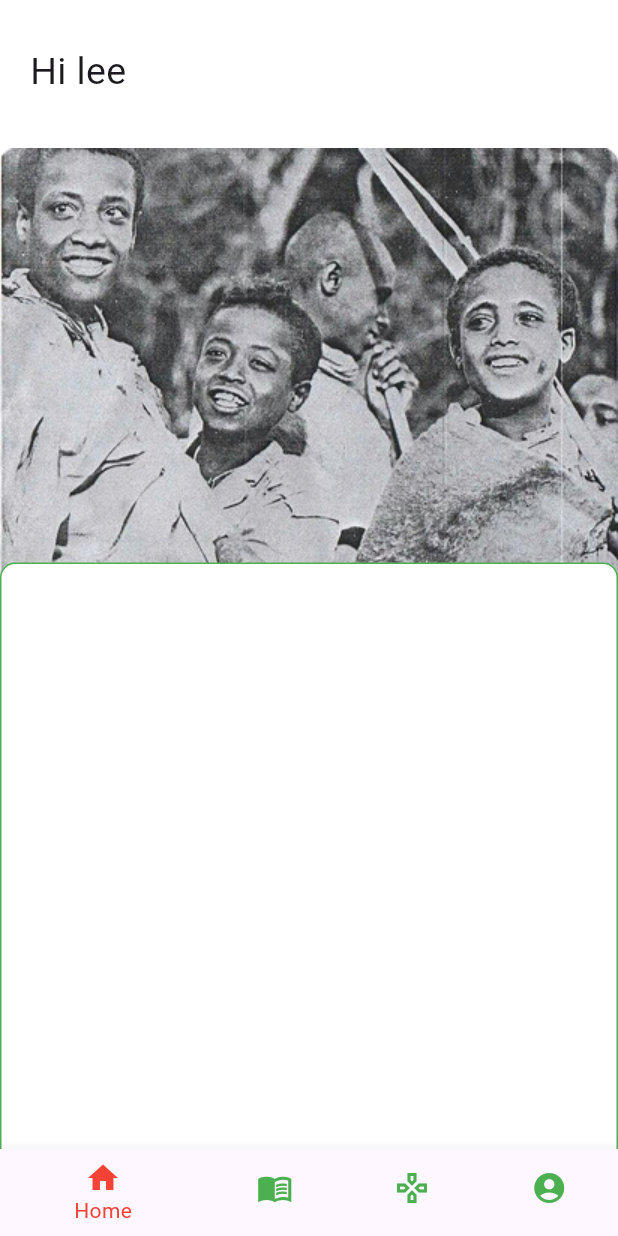
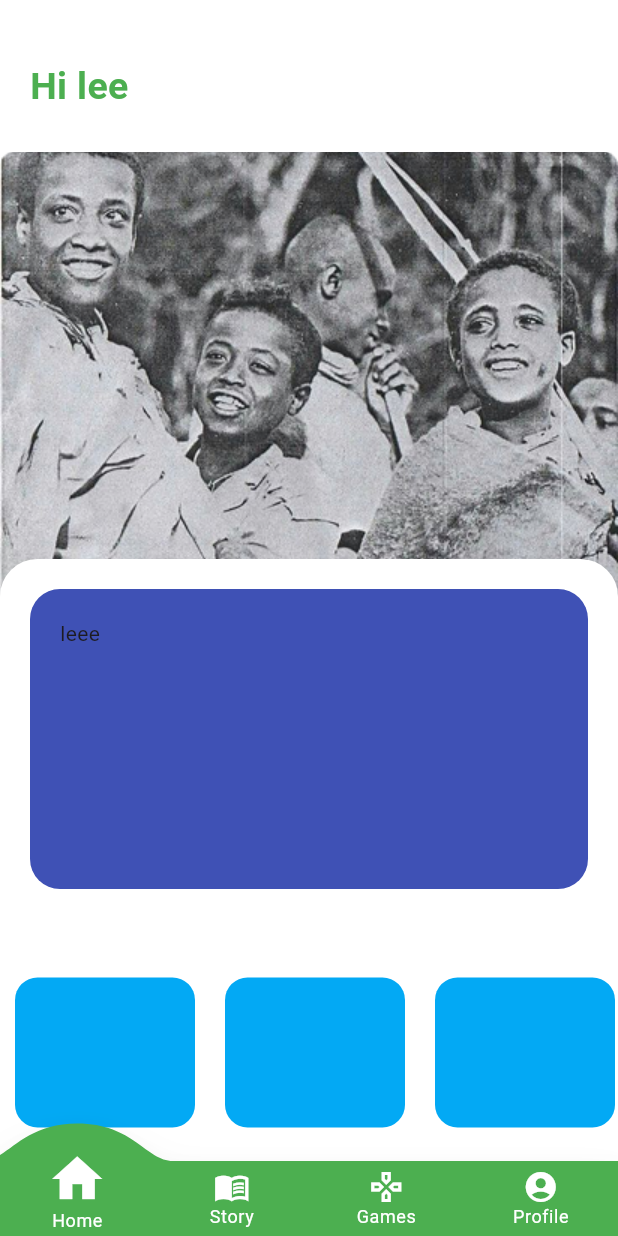
Before and after one commit to nahommb/edutainment-app, a Flutter app: the HomeScreen screen opened by its route, on a phone screen of 412 x 824 dp. Run offline on Flutter 3.47's test engine with Material 3 defaults, Android fonts, the phone set to English and light mode, and no system bars; drawn by our look-alikes of convex_bottom_bar; our stand-ins replace hydrated_bloc.

Commit message:
create main screen widgets

```diff
--- a/lib/presentation/screens/home_screen.dart
+++ b/lib/presentation/screens/home_screen.dart
@@ -1,9 +1,10 @@
 import 'package:edutainment_app/core/theme/colors_data.dart';
+import 'package:flutter/material.dart';
+import 'package:convex_bottom_bar/convex_bottom_bar.dart';
 import 'package:edutainment_app/presentation/screens/game_screen.dart';
 import 'package:edutainment_app/presentation/screens/main_screen.dart';
 import 'package:edutainment_app/presentation/screens/profile_screen.dart';
 import 'package:edutainment_app/presentation/screens/story_screen.dart';
-import 'package:flutter/material.dart';
 
 class HomeScreen extends StatefulWidget {
   const HomeScreen({super.key});
@@ -15,16 +16,16 @@ class HomeScreen extends StatefulWidget {
 }
 
 class _HomeScreenState extends State<HomeScreen> {
-  int _selectedIndex = 0; // Default selected index for the bottom navigation
+  int _selectedIndex = 0; // Default selected index
 
-  // Handle the index change
+  // Handle navigation tap
   void _onItemTapped(int index) {
     setState(() {
       _selectedIndex = index;
     });
   }
 
-  List<Widget> pages =[
+  List<Widget> pages = [
     MainScreen(),
     StoryScreen(),
     GameScreen(),
@@ -33,39 +34,25 @@ class _HomeScreenState extends State<HomeScreen> {
 
   @override
   Widget build(BuildContext context) {
+    return Scaffold(
+      body: pages[_selectedIndex],
 
-    return Scaffold(
-      // appBar: AppBar(
-      //   title: Text('lee'),
-      //   centerTitle: true,
-      //   backgroundColor: Colors.lightBlue,
-      // ),
-      body: pages[_selectedIndex],
-      // Bottom Navigation Bar
-      bottomNavigationBar: BottomNavigationBar(
-        backgroundColor: Colors.black,
-        unselectedItemColor: Colors.green,
-        selectedItemColor: Colors.red,
-        currentIndex: _selectedIndex,
+      // Curved Bottom Navigation Bar
+      bottomNavigationBar: ConvexAppBar(
+        style: TabStyle.react, // Other styles: fixed, flip, textIn, etc.
+        backgroundColor: AppColors.primary, // Background color
+        activeColor: Colors.white, // Active item color
+        color: Colors.white, // Unselected item color
+        curveSize: 100, // Adjusts the curve size
+        elevation: 10,
+        items: [
+          TabItem(icon: Icons.home, title: "Home"),
+          TabItem(icon: Icons.menu_book_sharp, title: "Story"),
+          TabItem(icon: Icons.games_outlined, title: "Games"),
+          TabItem(icon: Icons.account_circle, title: "Profile"),
+        ],
+        initialActiveIndex: _selectedIndex,
         onTap: _onItemTapped,
-        items: [
-          BottomNavigationBarItem(
-            icon: Icon(Icons.home),
-            label: 'Home',
-          ),
-          BottomNavigationBarItem(
-            icon: Icon(Icons.menu_book_sharp),
-            label: 'Search',
-          ),
-          BottomNavigationBarItem(
-            icon: Icon(Icons.games_outlined),
-            label: 'Notifications',
-          ),
-          BottomNavigationBarItem(
-            icon: Icon(Icons.account_circle),
-            label: 'Profile',
-          ),
-        ],
       ),
     );
   }
--- a/lib/presentation/screens/main_screen.dart
+++ b/lib/presentation/screens/main_screen.dart
@@ -1,5 +1,4 @@
 import 'package:flutter/material.dart';
-
 import '../../core/theme/colors_data.dart';
 
 class MainScreen extends StatelessWidget {
@@ -10,60 +9,88 @@ class MainScreen extends StatelessWidget {
     double screenHeight = MediaQuery.of(context).size.height;
     double screenWidth = MediaQuery.of(context).size.width;
 
-    // Dynamic positions
-    double imageTop = screenWidth * 0.08;
-    double containerTop = screenWidth * 0.75;
-    return SingleChildScrollView(
-      physics: BouncingScrollPhysics(),
-      child: Column(
+    double imageHeight = screenHeight * 0.4;
+    double containerHeight = screenHeight * 0.8;
+
+    return Column(
       crossAxisAlignment: CrossAxisAlignment.start,
       children: [
-          SizedBox(height: 30),
+        const SizedBox(height: 40),
         Padding(
           padding: const EdgeInsets.only(left: 20.0),
           child: Text(
             'Hi lee',
-              style: TextStyle(fontSize: 25),
+            style: TextStyle(
+              fontSize: 25,
+              fontWeight: FontWeight.bold,
+              color: AppColors.primary,
             ),
           ),
+        ),
+        // Wrap Stack in a Container with a defined height
         Container(
-            height: screenHeight * 1, // Ensure enough height for scrolling
+          height: screenHeight*0.85,
+          // color: Colors.red,// Ensure it has a height
           child: Stack(
             children: [
-                // Background Container
-                Container(
-                  width: double.infinity,
-                  height: double.infinity,
-                ),
-                // Positioned Image
+              // Image with some space above
               Positioned(
-                  top: imageTop,
+                top:25,
                 left: 0,
                 right: 0,
                 child: Image.asset(
                   'assets/images/home_screen.png',
+                  // height: imageHeight,
                   fit: BoxFit.cover,
-                    width: screenWidth * 0.9,
                 ),
               ),
-                // Positioned Bottom Container
+              // Container stacked below the image
               Positioned(
-                  top: containerTop,
+                top: screenWidth*0.72,
                 left: 0,
-                  bottom: 0,
                 right: 0,
                 child: Container(
+                  height: 450,
                   decoration: BoxDecoration(
+                    // border: Border.all(),
                     color: AppColors.lightBackground,
                     borderRadius: BorderRadius.only(
-                        topLeft: Radius.circular(screenWidth > 600 ? 20 : 10),
-                        topRight: Radius.circular(screenWidth > 600 ? 20 : 10),
+                      topLeft: Radius.circular(25),
+                      topRight: Radius.circular(25),
                     ),
-                      border: Border(
-                        top: BorderSide(color: AppColors.primary),  // Keep top border
-                        left: BorderSide(color: AppColors.primary), // Keep left border
-                        right: BorderSide(color: AppColors.primary), // Keep right border
-                        bottom: BorderSide.none, // Remove bottom border
+                  ),
+                  child: SingleChildScrollView(
+                    child: Column(
+                      children: [
+                        Container(
+                          height: 200,
+                          width: double.infinity,
+                          margin: EdgeInsets.all(20),
+                          padding: EdgeInsets.all(20),
+                          decoration: BoxDecoration(
+                              color: AppColors.darkGray,
+                              borderRadius: BorderRadius.all(Radius.circular(20))
+                          ),
+                          child: Text('leee'),
+                        ),
+                        Text('Top From Each Categor',style: TextStyle(fontSize: 20,color: AppColors.lightBackground),),
+                        Container(
+                          height: 120,
+                          width: double.infinity,
+                          // color: Colors.black,
+                          child: ListView.builder(
+                            scrollDirection:Axis.horizontal ,
+                            itemBuilder: (context, index) => Container(
+                              width: 120,
+                              margin: EdgeInsets.all(10),
+                            decoration: BoxDecoration(
+                              color: Colors.lightBlue,
+                              borderRadius: BorderRadius.circular(15)
+                            ),
+                            // child: Text('lee'),
+                          ),itemCount: 15,),
+                        )
+                      ],
                     ),
                   ),
                 ),
@@ -72,7 +99,6 @@ class MainScreen extends StatelessWidget {
           ),
         ),
       ],
-      ),
     );
   }
 }
--- a/pubspec.yaml
+++ b/pubspec.yaml
@@ -38,6 +38,7 @@ dependencies:
   hydrated_bloc: ^9.1.3
   path_provider: ^2.1.1
   provider: ^6.1.2
+  convex_bottom_bar: ^3.2.0
 
 dev_dependencies:
   flutter_test:
```
Also changed, not shown: pubspec.lock. Lines whose indentation alone changed are shown as unchanged.
